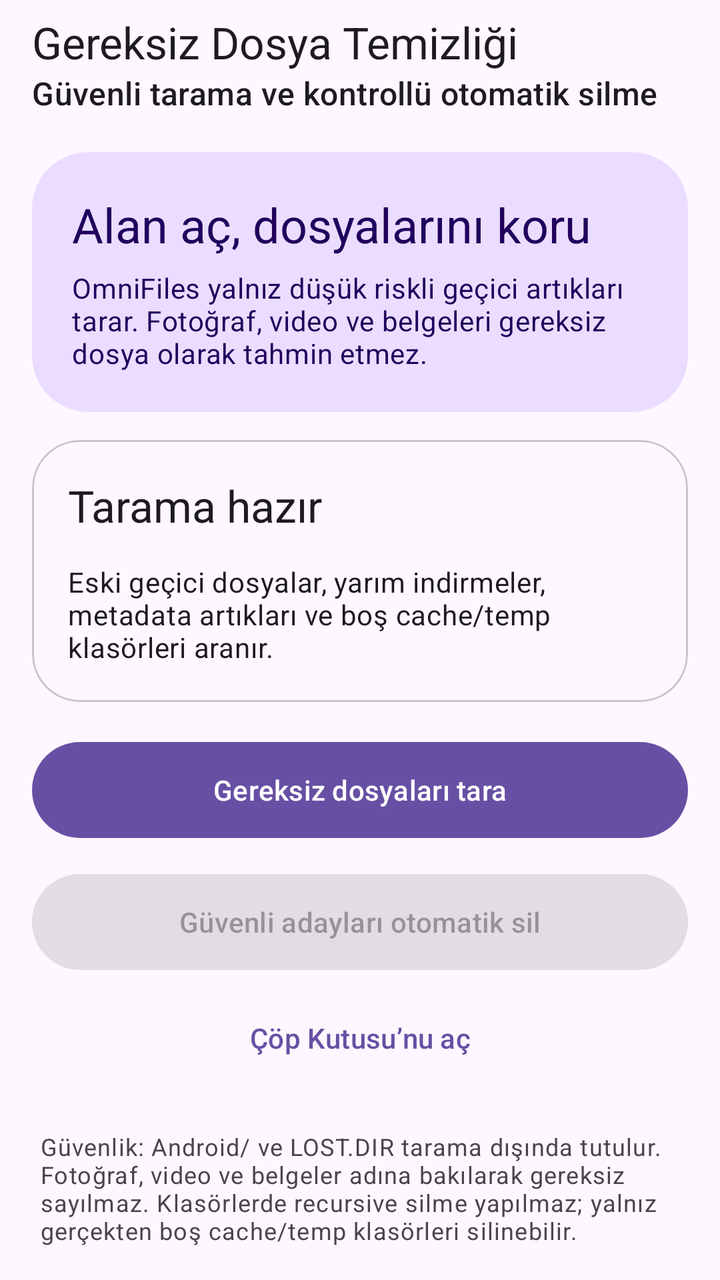
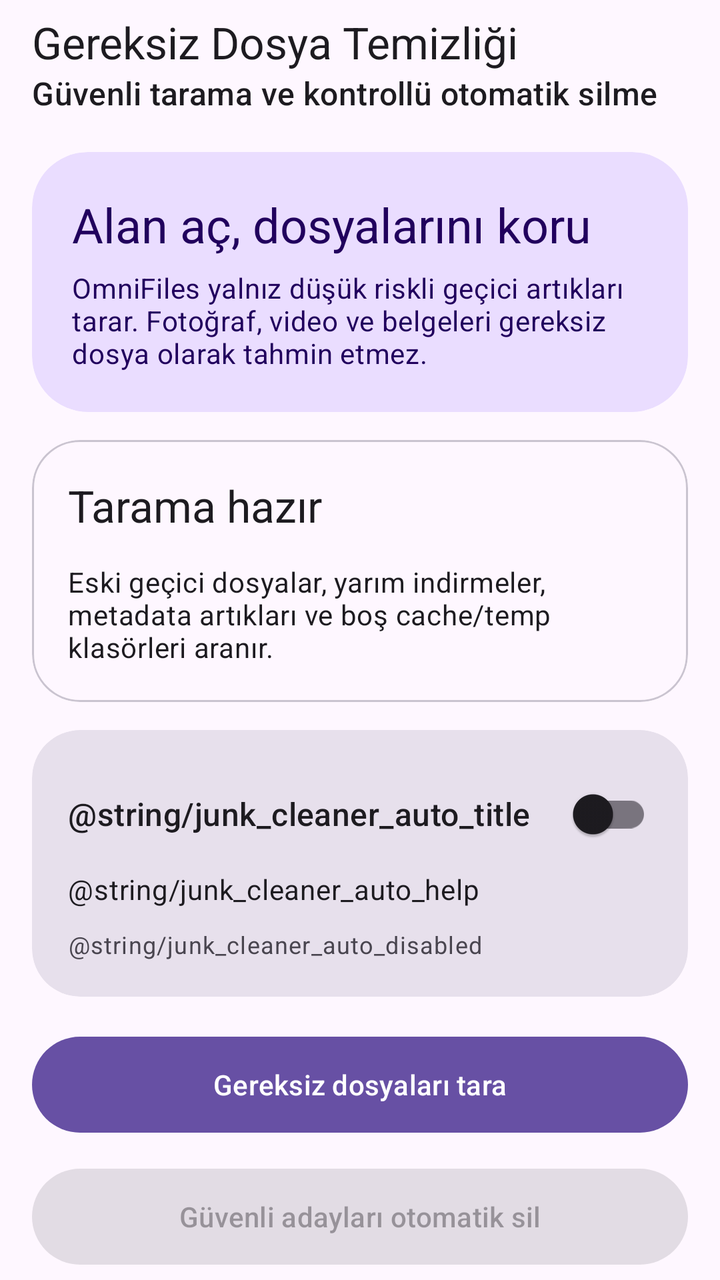

Two renders of the same Android screen: before a commit and after it. Below are the layout's source before the change and the commit's diff.
<!-- AndroidManifest.xml: application theme Theme.OmniFiles -->
<!-- res/layout/activity_junk_cleaner.xml -->
<?xml version="1.0" encoding="utf-8"?>
<LinearLayout xmlns:android="http://schemas.android.com/apk/res/android"
    xmlns:app="http://schemas.android.com/apk/res-auto"
    android:id="@+id/root"
    android:layout_width="match_parent"
    android:layout_height="match_parent"
    android:orientation="vertical">

    <com.google.android.material.appbar.MaterialToolbar
        android:id="@+id/toolbar"
        android:layout_width="match_parent"
        android:layout_height="wrap_content"
        app:subtitle="@string/junk_cleaner_toolbar_subtitle"
        app:title="@string/junk_cleaner_title" />

    <androidx.core.widget.NestedScrollView
        android:layout_width="match_parent"
        android:layout_height="0dp"
        android:layout_weight="1"
        android:clipToPadding="false"
        android:fillViewport="true">

        <LinearLayout
            android:layout_width="match_parent"
            android:layout_height="wrap_content"
            android:orientation="vertical"
            android:paddingStart="16dp"
            android:paddingTop="12dp"
            android:paddingEnd="16dp"
            android:paddingBottom="32dp">

            <com.google.android.material.card.MaterialCardView
                android:layout_width="match_parent"
                android:layout_height="wrap_content"
                app:cardBackgroundColor="?attr/colorPrimaryContainer"
                app:cardCornerRadius="28dp"
                app:cardElevation="0dp"
                app:strokeWidth="0dp">

                <LinearLayout
                    android:layout_width="match_parent"
                    android:layout_height="wrap_content"
                    android:orientation="vertical"
                    android:padding="20dp">

                    <TextView
                        android:layout_width="match_parent"
                        android:layout_height="wrap_content"
                        android:text="@string/junk_cleaner_header"
                        android:textAppearance="?attr/textAppearanceHeadlineSmall"
                        android:textColor="?attr/colorOnPrimaryContainer" />

                    <TextView
                        android:layout_width="match_parent"
                        android:layout_height="wrap_content"
                        android:layout_marginTop="6dp"
                        android:text="@string/junk_cleaner_help"
                        android:textAppearance="?attr/textAppearanceBodyMedium"
                        android:textColor="?attr/colorOnPrimaryContainer" />
                </LinearLayout>
            </com.google.android.material.card.MaterialCardView>

            <com.google.android.material.card.MaterialCardView
                android:layout_width="match_parent"
                android:layout_height="wrap_content"
                android:layout_marginTop="14dp"
                app:cardCornerRadius="24dp"
                app:cardElevation="0dp"
                app:strokeColor="?attr/colorOutlineVariant"
                app:strokeWidth="1dp">

                <LinearLayout
                    android:layout_width="match_parent"
                    android:layout_height="wrap_content"
                    android:orientation="vertical"
                    android:padding="18dp">

                    <TextView
                        android:id="@+id/summaryText"
                        android:layout_width="match_parent"
                        android:layout_height="wrap_content"
                        android:text="@string/junk_cleaner_idle"
                        android:textAppearance="?attr/textAppearanceTitleLarge" />

                    <com.google.android.material.progressindicator.LinearProgressIndicator
                        android:id="@+id/progress"
                        android:layout_width="match_parent"
                        android:layout_height="wrap_content"
                        android:layout_marginTop="14dp"
                        android:indeterminate="true"
                        android:visibility="gone" />

                    <TextView
                        android:id="@+id/detailsText"
                        android:layout_width="match_parent"
                        android:layout_height="wrap_content"
                        android:layout_marginTop="14dp"
                        android:text="@string/junk_cleaner_idle_hint"
                        android:textAppearance="?attr/textAppearanceBodyMedium"
                        android:textIsSelectable="true" />
                </LinearLayout>
            </com.google.android.material.card.MaterialCardView>

            <com.google.android.material.button.MaterialButton
                android:id="@+id/scanButton"
                style="@style/Widget.Material3.Button"
                android:layout_width="match_parent"
                android:layout_height="wrap_content"
                android:layout_marginTop="16dp"
                android:minHeight="56dp"
                android:text="@string/junk_cleaner_scan" />

            <com.google.android.material.button.MaterialButton
                android:id="@+id/cleanButton"
                style="@style/Widget.Material3.Button.TonalButton"
                android:layout_width="match_parent"
                android:layout_height="wrap_content"
                android:layout_marginTop="10dp"
                android:enabled="false"
                android:minHeight="56dp"
                android:text="@string/junk_cleaner_clean_now" />

            <com.google.android.material.button.MaterialButton
                android:id="@+id/openTrashButton"
                style="@style/Widget.Material3.Button.TextButton"
                android:layout_width="match_parent"
                android:layout_height="wrap_content"
                android:layout_marginTop="6dp"
                android:text="@string/junk_cleaner_open_trash" />

            <TextView
                android:layout_width="match_parent"
                android:layout_height="wrap_content"
                android:layout_marginTop="18dp"
                android:padding="4dp"
                android:text="@string/junk_cleaner_safety_note"
                android:textAppearance="?attr/textAppearanceBodySmall" />
        </LinearLayout>
    </androidx.core.widget.NestedScrollView>
</LinearLayout>
<!-- resources referenced by this layout -->
<resources>
  <string name="junk_cleaner_clean_now">Güvenli adayları otomatik sil</string>
  <string name="junk_cleaner_header">Alan aç, dosyalarını koru</string>
  <string name="junk_cleaner_help">OmniFiles yalnız düşük riskli geçici artıkları tarar. Fotoğraf, video ve belgeleri gereksiz dosya olarak tahmin etmez.</string>
  <string name="junk_cleaner_idle">Tarama hazır</string>
  <string name="junk_cleaner_idle_hint">Eski geçici dosyalar, yarım indirmeler, metadata artıkları ve boş cache/temp klasörleri aranır.</string>
  <string name="junk_cleaner_open_trash">Çöp Kutusu’nu aç</string>
  <string name="junk_cleaner_safety_note">Güvenlik: Android/ ve LOST.DIR tarama dışında tutulur. Fotoğraf, video ve belgeler adına bakılarak gereksiz sayılmaz. Klasörlerde recursive silme yapılmaz; yalnız gerçekten boş cache/temp klasörleri silinebilir.</string>
  <string name="junk_cleaner_scan">Gereksiz dosyaları tara</string>
  <string name="junk_cleaner_title">Gereksiz Dosya Temizliği</string>
  <string name="junk_cleaner_toolbar_subtitle">Güvenli tarama ve kontrollü otomatik silme</string>
  <style name="Theme.OmniFiles" parent="Theme.Material3.DayNight.NoActionBar">
          <item name="android:windowActionModeOverlay">true</item>
          <item name="android:windowLightStatusBar" tools:targetApi="m">?attr/isLightTheme</item>
          <item name="android:navigationBarColor">@android:color/transparent</item>
          <item name="android:statusBarColor">@android:color/transparent</item>
      </style>
</resources>

<!-- the commit's change to res/layout/activity_junk_cleaner.xml (unified diff, before → after) -->
@@ -101,6 +101,46 @@
                 </LinearLayout>
             </com.google.android.material.card.MaterialCardView>
 
+            <com.google.android.material.card.MaterialCardView
+                android:layout_width="match_parent"
+                android:layout_height="wrap_content"
+                android:layout_marginTop="14dp"
+                app:cardBackgroundColor="?attr/colorSurfaceVariant"
+                app:cardCornerRadius="24dp"
+                app:cardElevation="0dp"
+                app:strokeWidth="0dp">
+
+                <LinearLayout
+                    android:layout_width="match_parent"
+                    android:layout_height="wrap_content"
+                    android:orientation="vertical"
+                    android:padding="18dp">
+
+                    <com.google.android.material.switchmaterial.SwitchMaterial
+                        android:id="@+id/autoCleanupSwitch"
+                        android:layout_width="match_parent"
+                        android:layout_height="wrap_content"
+                        android:minHeight="48dp"
+                        android:text="@string/junk_cleaner_auto_title"
+                        android:textAppearance="?attr/textAppearanceTitleMedium" />
+
+                    <TextView
+                        android:layout_width="match_parent"
+                        android:layout_height="wrap_content"
+                        android:layout_marginTop="4dp"
+                        android:text="@string/junk_cleaner_auto_help"
+                        android:textAppearance="?attr/textAppearanceBodyMedium" />
+
+                    <TextView
+                        android:id="@+id/autoCleanupStatus"
+                        android:layout_width="match_parent"
+                        android:layout_height="wrap_content"
+                        android:layout_marginTop="10dp"
+                        android:text="@string/junk_cleaner_auto_disabled"
+                        android:textAppearance="?attr/textAppearanceBodySmall" />
+                </LinearLayout>
+            </com.google.android.material.card.MaterialCardView>
+
             <com.google.android.material.button.MaterialButton
                 android:id="@+id/scanButton"
                 style="@style/Widget.Material3.Button"
